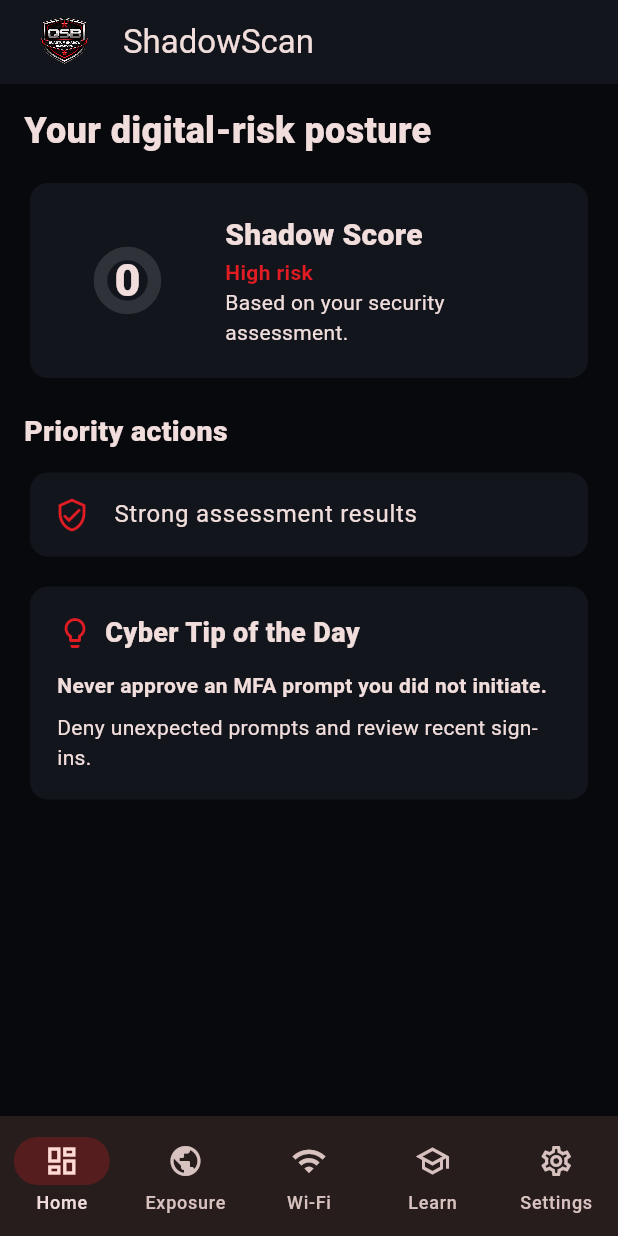
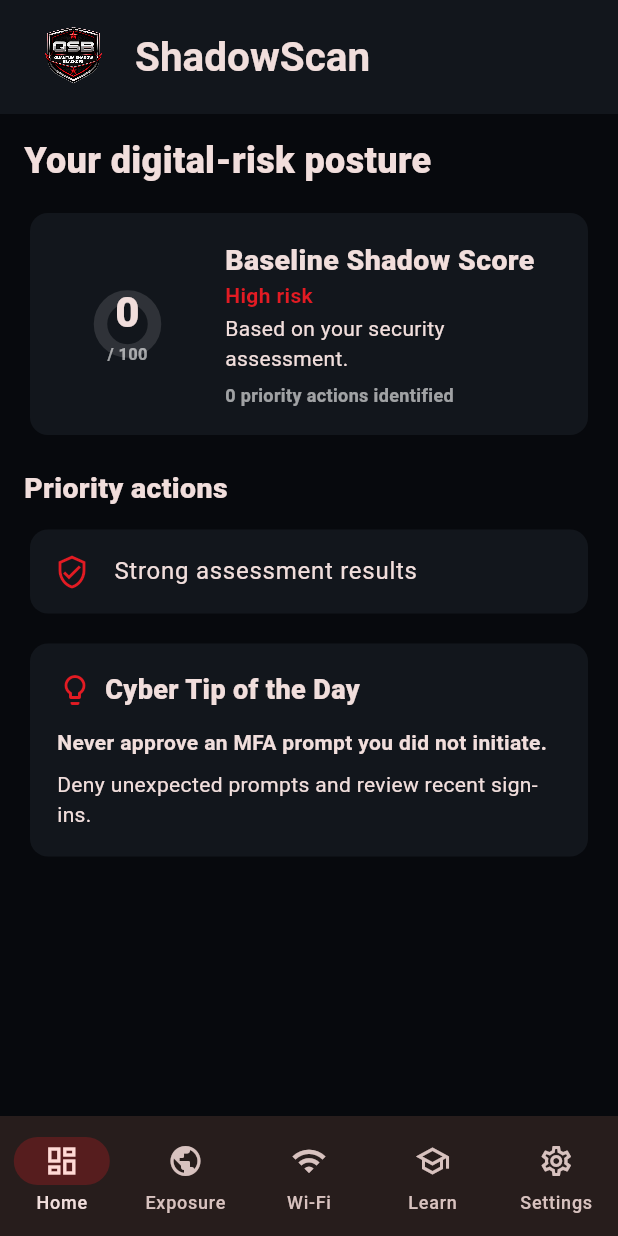
Before and after one commit to brett1828/shadowscan-mobile, a Flutter app: the DashboardScreen screen opened directly with empty values, on a phone screen of 412 x 824 dp. Run offline on Flutter 3.47's test engine with Material 3 defaults, Android fonts, the light colour scheme and no system bars; our stand-ins replace shared_preferences; accounts and stored records are empty.

Commit message:
Refine baseline assessment and Shadow Score UX

```diff
--- a/lib/main.dart
+++ b/lib/main.dart
@@ -11,6 +11,7 @@
 const surface = Color(0xFF12161C);
 const background = Color(0xFF07090D);
 const retakeWindow = Duration(days: 30);
+const assessmentVersion = 2;
 
 class ShadowScanApp extends StatelessWidget {
   const ShadowScanApp({super.key});
@@ -54,7 +55,8 @@
     final score = prefs.getInt('assessment_score');
     final date = prefs.getString('assessment_completed_at');
     final answers = prefs.getStringList('assessment_answers');
-    if (score != null && date != null && answers != null) {
+    final version = prefs.getInt('assessment_version');
+    if (version == assessmentVersion && score != null && date != null && answers != null) {
       record = AssessmentRecord(score: score, completedAt: DateTime.parse(date), answers: answers.map(int.parse).toList());
     }
     if (mounted) setState(() => loading = false);
@@ -115,7 +117,7 @@
           const Center(child: QsbLogo(size: 150)),
           const InfoTile(Icons.lock_outline, 'Private by design', 'ShadowScan only asks for information needed to produce your security posture.'),
           const InfoTile(Icons.visibility_off_outlined, 'No password collection', 'Never enter a password into ShadowScan.'),
-          const InfoTile(Icons.tune, 'Transparent scoring', 'Your Shadow Score is calculated from your answers.'),
+          const InfoTile(Icons.tune, 'Transparent scoring', 'Your Baseline Shadow Score is calculated from your assessment answers.'),
           const SizedBox(height: 16),
           FilledButton(
             onPressed: () => Navigator.push(context, MaterialPageRoute(builder: (_) => const AssessmentScreen())),
@@ -156,12 +158,12 @@
 
 const questions = <AssessmentQuestion>[
   AssessmentQuestion('Do you use a password manager?', 'Password managers make unique passwords easier to maintain.', ['Yes', 'Sometimes', 'No'], [15, 7, 0], Remediation('Start using a password manager', 'High', 'Unique passwords prevent one breach from compromising several accounts.', ['Choose a reputable password manager.', 'Replace reused passwords.', 'Protect the manager with MFA.'])),
-  AssessmentQuestion('Is MFA enabled on your primary email?', 'Your email controls password resets for many accounts.', ['Yes', 'Some accounts', 'No'], [20, 8, 0], Remediation('Protect your primary email with MFA', 'Critical', 'Your email can reset passwords for other services.', ['Enable authenticator-app or passkey MFA.', 'Save recovery codes.', 'Review recent sign-ins.'])),
+  AssessmentQuestion('Is MFA enabled on your primary email?', 'Your email controls password resets for many accounts.', ['Yes', 'Not sure', 'No'], [20, 8, 0], Remediation('Protect your primary email with MFA', 'Critical', 'Your email can reset passwords for other services.', ['Enable authenticator-app or passkey MFA.', 'Save recovery codes.', 'Review recent sign-ins.'])),
   AssessmentQuestion('Do you reuse passwords?', 'One breach can affect multiple accounts.', ['Never', 'Sometimes', 'Often'], [15, 7, 0], Remediation('Eliminate password reuse', 'High', 'Attackers test stolen passwords across many sites.', ['Change reused passwords.', 'Prioritize email and financial accounts.', 'Generate unique passwords.'])),
   AssessmentQuestion('Are automatic updates enabled?', 'Updates close known vulnerabilities.', ['Yes', 'Not sure', 'No'], [12, 5, 0], Remediation('Enable automatic updates', 'Medium', 'Outdated software may contain known exploitable flaws.', ['Enable system updates.', 'Enable app updates.', 'Remove unsupported apps.'])),
-  AssessmentQuestion('Do you use a screen lock or biometrics?', 'A device lock protects lost devices.', ['Yes', 'Sometimes', 'No'], [10, 4, 0], Remediation('Secure your lock screen', 'High', 'Unlocked devices expose personal data.', ['Set a strong passcode.', 'Enable biometrics.', 'Hide notification previews.'])),
+  AssessmentQuestion('Is a screen lock or biometric lock enabled on your primary device?', 'A strong device lock protects your data if the device is lost or stolen.', ['Yes', 'Not sure', 'No'], [10, 4, 0], Remediation('Secure your lock screen', 'High', 'Unlocked devices expose personal data.', ['Set a strong passcode.', 'Enable biometrics.', 'Hide notification previews.'])),
   AssessmentQuestion('Do you regularly back up important data?', 'Backups reduce loss and ransomware impact.', ['Yes', 'Sometimes', 'No'], [13, 6, 0], Remediation('Create reliable backups', 'Medium', 'Backups help recovery from deletion, theft, and ransomware.', ['Enable encrypted backup.', 'Keep a separate copy.', 'Test restoration.'])),
-  AssessmentQuestion('How often do you use public Wi-Fi without a VPN?', 'Open networks increase interception risk.', ['Rarely', 'Sometimes', 'Often'], [15, 7, 0], Remediation('Reduce public Wi-Fi exposure', 'Medium', 'Public networks can be impersonated or monitored.', ['Prefer cellular data.', 'Verify network names.', 'Avoid sensitive activity.'])),
+  AssessmentQuestion('How do you protect sensitive activity on public or shared Wi-Fi?', 'Untrusted networks can be impersonated or monitored, even when most web traffic is encrypted.', ['I verify the network and use cellular or a trusted VPN for sensitive activity', 'I take some precautions', 'I usually connect without extra precautions'], [15, 7, 0], Remediation('Use safer habits on public Wi-Fi', 'Medium', 'Public or shared networks can be impersonated or monitored, so sensitive activity needs extra care.', ['Verify the exact network name.', 'Prefer cellular data for sensitive activity.', 'Use a trusted VPN when appropriate.', 'Disable auto-join to open networks.'])),
 ];
 
 class AssessmentScreen extends StatefulWidget {
@@ -187,6 +189,7 @@
     await prefs.setInt('assessment_score', score);
     await prefs.setStringList('assessment_answers', record.answers.map((e) => '$e').toList());
     await prefs.setString('assessment_completed_at', record.completedAt.toIso8601String());
+    await prefs.setInt('assessment_version', assessmentVersion);
     if (!mounted) return;
     Navigator.pushAndRemoveUntil(context, MaterialPageRoute(builder: (_) => DashboardScreen(record: record)), (_) => false);
   }
@@ -207,7 +210,24 @@
           const SizedBox(height: 10),
           Text(q.detail, style: const TextStyle(color: Colors.white70)),
           const SizedBox(height: 24),
-          ...List.generate(q.options.length, (i) => Card(child: RadioListTile<int>(value: i, groupValue: answers[index], activeColor: red, title: Text(q.options[i]), onChanged: (value) => setState(() => answers[index] = value)))),
+          ...List.generate(q.options.length, (i) {
+            final isSelected = answers[index] == i;
+            return Card(
+              color: isSelected ? red.withValues(alpha: .14) : surface,
+              shape: RoundedRectangleBorder(
+                borderRadius: BorderRadius.circular(14),
+                side: BorderSide(color: isSelected ? red : Colors.transparent, width: 1.4),
+              ),
+              child: RadioListTile<int>(
+                value: i,
+                groupValue: answers[index],
+                activeColor: red,
+                selected: isSelected,
+                title: Text(q.options[i], style: TextStyle(fontWeight: isSelected ? FontWeight.w700 : FontWeight.w500)),
+                onChanged: (value) => setState(() => answers[index] = value),
+              ),
+            );
+          }),
           const Spacer(),
           FilledButton(onPressed: answers[index] == null ? null : next, child: Text(index == questions.length - 1 ? 'SAVE MY SHADOW SCORE' : 'NEXT')),
         ]),
@@ -249,7 +269,17 @@
       SettingsPage(record: widget.record),
     ];
     return Scaffold(
-      appBar: AppBar(automaticallyImplyLeading: false, title: const Row(children: [QsbLogo(size: 54), SizedBox(width: 12), Text('ShadowScan')])),
+      appBar: AppBar(
+        automaticallyImplyLeading: false,
+        toolbarHeight: 76,
+        title: const Row(
+          children: [
+            QsbLogo(size: 66),
+            SizedBox(width: 8),
+            Text('ShadowScan', style: TextStyle(fontSize: 27, fontWeight: FontWeight.w700)),
+          ],
+        ),
+      ),
       body: IndexedStack(index: selected, children: pages),
       bottomNavigationBar: NavigationBar(
         selectedIndex: selected,
@@ -278,9 +308,9 @@
         const Text('Your digital-risk posture', style: TextStyle(fontSize: 24, fontWeight: FontWeight.w800)),
         const SizedBox(height: 14),
         Card(child: Padding(padding: const EdgeInsets.all(18), child: Row(children: [
-          SizedBox(width: 94, height: 94, child: Stack(alignment: Alignment.center, children: [CircularProgressIndicator(value: score / 100, strokeWidth: 9, color: red, backgroundColor: Colors.white12), Text('$score', style: const TextStyle(fontSize: 30, fontWeight: FontWeight.w900))])),
+          SizedBox(width: 94, height: 94, child: Stack(alignment: Alignment.center, children: [CircularProgressIndicator(value: score / 100, strokeWidth: 9, color: red, backgroundColor: Colors.white12), Column(mainAxisSize: MainAxisSize.min, children: [Text('$score', style: const TextStyle(fontSize: 28, fontWeight: FontWeight.w900)), const Text('/ 100', style: TextStyle(fontSize: 11, color: Colors.white60, fontWeight: FontWeight.w700))])])),
           const SizedBox(width: 18),
-          Expanded(child: Column(crossAxisAlignment: CrossAxisAlignment.start, children: [const Text('Shadow Score', style: TextStyle(fontSize: 20, fontWeight: FontWeight.w800)), Text(risk, style: const TextStyle(color: red, fontWeight: FontWeight.w700)), const Text('Based on your security assessment.')])),
+          Expanded(child: Column(crossAxisAlignment: CrossAxisAlignment.start, children: [const Text('Baseline Shadow Score', style: TextStyle(fontSize: 19, fontWeight: FontWeight.w800)), Text(risk, style: const TextStyle(color: red, fontWeight: FontWeight.w700)), const SizedBox(height: 2), const Text('Based on your security assessment.'), const SizedBox(height: 6), Text('${findingIndexes.length} priority action${findingIndexes.length == 1 ? '' : 's'} identified', style: const TextStyle(color: Colors.white60, fontSize: 12, fontWeight: FontWeight.w600))])),
         ]))),
         const SizedBox(height: 18),
         const Text('Priority actions', style: TextStyle(fontSize: 19, fontWeight: FontWeight.w800)),
```
